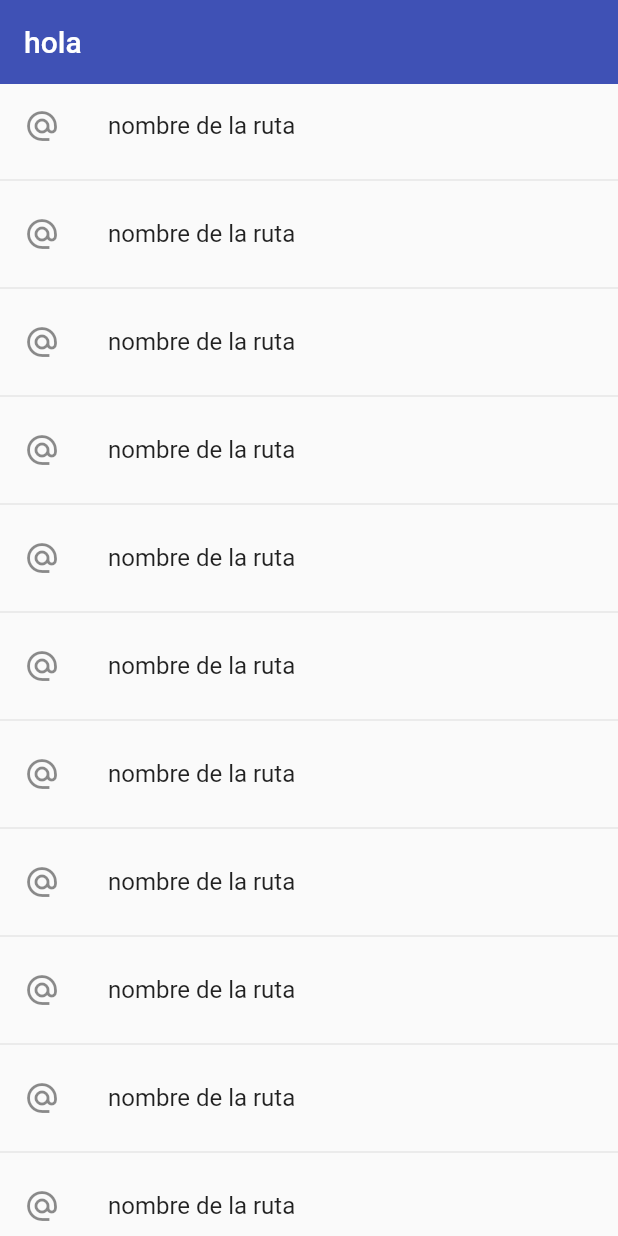
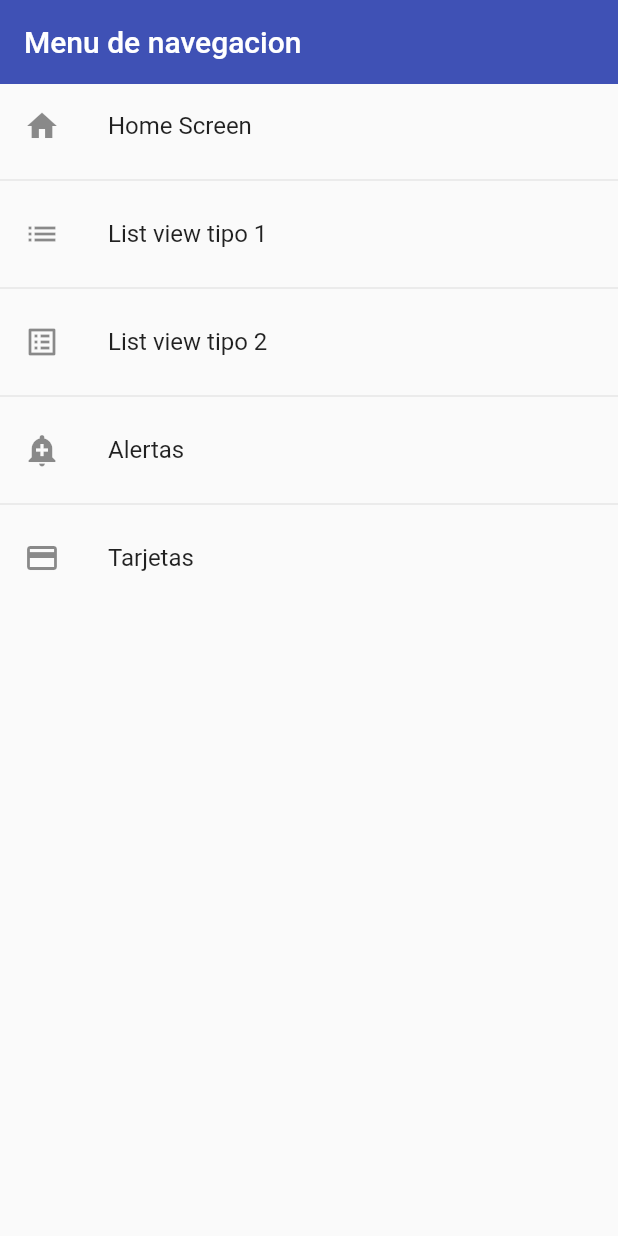
Before and after one commit to GabeASM/learningflutter, a Flutter app: the screen it shows after launch, on a phone screen of 412 x 824 dp. Run offline on Flutter 3.47's test engine with Material 2 defaults, Android fonts, the phone set to English and light mode, and no system bars.

Commit message:
rutas parte 2

```diff
--- a/aprendiendo_1/lib/main.dart
+++ b/aprendiendo_1/lib/main.dart
@@ -1,4 +1,4 @@
-
+import 'package:aprendiendo_1/router/app_routes.dart';
 import 'package:aprendiendo_1/screens/screens.dart';
 import 'package:flutter/material.dart';
 
@@ -16,14 +16,9 @@ class MyApp extends StatelessWidget {
       debugShowCheckedModeBanner: false,
       title: 'Material App',
       //home: const ListView2Screen(),
-      initialRoute: 'home',
-      routes: {
-        "home"     : (context) => const HomeScreen(),
-        "listview1": (context) => const ListView1Screen(),
-        "listview2": (context) => const ListView2Screen(),
-        "alert"    : (context) => const AlertScreen(),
-        "card"     : (context) => const CardScreen()
-      },
+      initialRoute: AppRoute.initialRoute,
+      routes: AppRoute.getAppRoutes(),
+      onGenerateRoute: AppRoute.onGenerateRoute,
     );
   }
 }
--- /dev/null
+++ b/aprendiendo_1/lib/models/menu_option.dart
@@ -0,0 +1,14 @@
+import 'package:flutter/material.dart';
+
+class MenuOption {
+  final String route;
+  final IconData icon;
+  final String nombre;
+  final Widget screen;
+
+  MenuOption(
+      {required this.route,
+      required this.icon,
+      required this.nombre,
+      required this.screen});
+}
--- /dev/null
+++ b/aprendiendo_1/lib/models/models.dart
@@ -0,0 +1,3 @@
+import 'package:aprendiendo_1/models/menu_option.dart';
+
+export 'package:aprendiendo_1/models/menu_option.dart';
--- /dev/null
+++ b/aprendiendo_1/lib/router/app_routes.dart
@@ -0,0 +1,62 @@
+import 'package:aprendiendo_1/models/models.dart';
+import 'package:aprendiendo_1/screens/screens.dart';
+import 'package:flutter/material.dart';
+
+/*
+ Esta clase es para enlazar las rutas, ensucia mucho el main asi
+ que es preferible que este aqui
+ */
+class AppRoute {
+  static const initialRoute = "home";
+
+  static final menuOption = <MenuOption>[
+    MenuOption(
+        route: "home",
+        icon: Icons.home,
+        nombre: "Home Screen",
+        screen: const HomeScreen()),
+    MenuOption(
+        route: "listview1",
+        icon: Icons.list,
+        nombre: "List view tipo 1",
+        screen: const ListView1Screen()),
+    MenuOption(
+        route: "listview2",
+        icon: Icons.list_alt_outlined,
+        nombre: "List view tipo 2",
+        screen: const ListView2Screen()),
+    MenuOption(
+        route: "alert",
+        icon: Icons.add_alert,
+        nombre: "Alertas",
+        screen: const AlertScreen()),
+    MenuOption(
+        route: "cart",
+        icon: Icons.credit_card,
+        nombre: "Tarjetas",
+        screen: const CardScreen()),
+  ];
+
+  static Map<String, Widget Function(BuildContext)> getAppRoutes() {
+    Map<String, Widget Function(BuildContext)> appRoutes = {};
+
+    for (final option in menuOption) {
+      appRoutes.addAll({option.route: (BuildContext context) => option.screen});
+    }
+
+    return appRoutes;
+  }
+
+  //static Map<String, Widget Function(BuildContext)> routes = {
+  //  "home": (context) => const HomeScreen(),
+  //  "listview1": (context) => const ListView1Screen(),
+  //  "listview2": (context) => const ListView2Screen(),
+  //  "alert": (context) => const AlertScreen(),
+  // "card": (context) => const CardScreen()
+  //};
+  static Route<dynamic> onGenerateRoute(RouteSettings settings) {
+    return MaterialPageRoute(
+      builder: (context) => const AlertScreen(),
+    );
+  }
+}
--- a/aprendiendo_1/lib/screens/home_screen.dart
+++ b/aprendiendo_1/lib/screens/home_screen.dart
@@ -1,22 +1,50 @@
+import 'package:aprendiendo_1/router/app_routes.dart';
 import 'package:flutter/material.dart';
 
 class HomeScreen extends StatelessWidget {
   const HomeScreen({Key? key}) : super(key: key);
 
+  /*
+   ------------------ListView.separated------------------
+  El ListView.separated nos ayuda a separar las cosas mas facil.
+  Tiene tres argumentos y dos de ellos deben retornar widgets.
+  El otro debe recibir la cantidad de la lista que queremos.
+
+  Estamos iterando la lista sin un map o un for
+
+
+  ------------------ListTile------------------
+  Nos permite agregar widgets a cada iteracion del ListView
+  perite muchos widgets
+
+   ------------------BuildContext------------------
+    Sirve como memoria de como esta construida nuestra aplicacion
+    Se utiliza en Navigator porque la ruta necesita saber donde colocarse y
+    toda la informacion anterior de app
+  */
+
   @override
   Widget build(BuildContext context) {
     return Scaffold(
         appBar: AppBar(
-            title: Text("hola"), elevation: 0, backgroundColor: Colors.indigo),
+            title: Text("Menu de navegacion"),
+            elevation: 0,
+            backgroundColor: Colors.indigo),
         body: ListView.separated(
             itemBuilder: (context, index) {
               return ListTile(
-                title: Text("nombre de la ruta"),
-                leading: Icon(Icons.alternate_email_sharp),
-                onTap: () {},
+                title: Text(AppRoute.menuOption[index].nombre),
+                leading: Icon(AppRoute.menuOption[index].icon),
+                onTap: () {
+                  //  final route = MaterialPageRoute(
+                  //    builder: (context) => ListView1Screen(),
+                  //  );
+                  Navigator.pushNamed(
+                      context, AppRoute.menuOption[index].route);
+                },
               );
             },
-            separatorBuilder: (context, index) => Divider(),
-            itemCount: 100));
+            separatorBuilder: (context, index) => const Divider(),
+            itemCount: AppRoute.menuOption.length));
   }
 }
```
